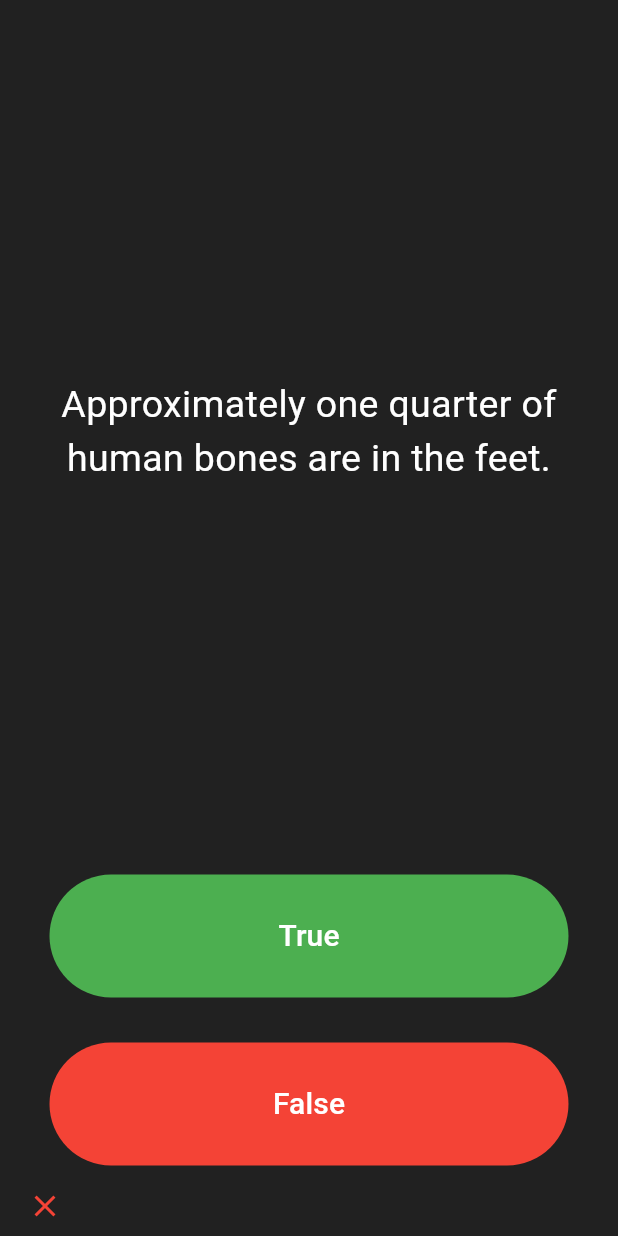
After one commit to Sarathcholakkal/workouts_quiz_app, a Flutter app: the screen it shows after launch, after a tap on "True", on a phone screen of 412 x 824 dp. The commit adds this screen. Run offline on Flutter 3.47's test engine with Material 3 defaults, Android fonts, the phone set to English and light mode, and no system bars.

Commit message:
added question answer model class instead seperated list

```diff
--- a/lib/main.dart
+++ b/lib/main.dart
@@ -1,4 +1,5 @@
 import 'package:flutter/material.dart';
+import 'package:quiz_app/questionbank.dart';
 
 void main() => runApp(Quizzler());
 
@@ -11,122 +12,10 @@ class Quizzler extends StatelessWidget {
         body: SafeArea(
           child: Padding(
             padding: EdgeInsets.symmetric(horizontal: 10.0),
-            child: QuizPage(),
+            child: Questionbank(),
           ),
         ),
       ),
     );
   }
 }
-
-class QuizPage extends StatefulWidget {
-  @override
-  _QuizPageState createState() => _QuizPageState();
-}
-
-class _QuizPageState extends State<QuizPage> {
-  List<Widget> scoreBoard = [];
-
-  List<String> questions = [
-    'You can lead a cow down stairs but not up stairs.',
-    'Approximately one quarter of human bones are in the feet.',
-    'A slug\'s blood is green.',
-  ];
-  List<bool> questionAnswers = [false, true, true];
-  int questionNumber = 0;
-
-  void checkAnswer(bool userPickedAnswer) {
-    bool correctAnswer = questionAnswers[questionNumber];
-    setState(() {
-      if (userPickedAnswer == correctAnswer) {
-        scoreBoard.add(
-          Icon(
-            Icons.check,
-            color: Colors.green,
-          ),
-        );
-      } else {
-        scoreBoard.add(
-          Icon(
-            Icons.close,
-            color: Colors.red,
-          ),
-        );
-      }
-      // Increment question number and wrap around using modulus
-      questionNumber = (questionNumber + 1) % questions.length;
-    });
-  }
-
-  @override
-  Widget build(BuildContext context) {
-    return Padding(
-      padding: const EdgeInsets.all(8.0),
-      child: Column(
-        mainAxisAlignment: MainAxisAlignment.spaceBetween,
-        crossAxisAlignment: CrossAxisAlignment.stretch,
-        children: <Widget>[
-          Expanded(
-            flex: 5,
-            child: Padding(
-              padding: EdgeInsets.all(10.0),
-              child: Center(
-                child: Text(
-                  questions[questionNumber],
-                  textAlign: TextAlign.center,
-                  style: TextStyle(
-                    fontSize: 25.0,
-                    color: Colors.white,
-                  ),
-                ),
-              ),
-            ),
-          ),
-          Expanded(
-            child: Padding(
-              padding: EdgeInsets.all(15.0),
-              child: TextButton(
-                style: TextButton.styleFrom(
-                  backgroundColor: Colors.green,
-                ),
-                child: Text(
-                  'True',
-                  style: TextStyle(
-                    color: Colors.white,
-                    fontSize: 20.0,
-                  ),
-                ),
-                onPressed: () {
-                  checkAnswer(true);
-                },
-              ),
-            ),
-          ),
-          Expanded(
-            child: Padding(
-              padding: EdgeInsets.all(15.0),
-              child: TextButton(
-                style: TextButton.styleFrom(
-                  backgroundColor: Colors.red,
-                ),
-                child: Text(
-                  'False',
-                  style: TextStyle(
-                    fontSize: 20.0,
-                    color: Colors.white,
-                  ),
-                ),
-                onPressed: () {
-                  checkAnswer(false);
-                },
-              ),
-            ),
-          ),
-          Row(
-            children: scoreBoard,
-          ),
-        ],
-      ),
-    );
-  }
-}
--- /dev/null
+++ b/lib/question_class.dart
@@ -0,0 +1,6 @@
+class QuestionClass {
+  final String question;
+  final bool answer;
+
+  QuestionClass({required this.question, required this.answer});
+}
--- /dev/null
+++ b/lib/question_in_list.dart
@@ -0,0 +1,113 @@
+import 'package:flutter/material.dart';
+
+class QuizPage extends StatefulWidget {
+  @override
+  _QuizPageState createState() => _QuizPageState();
+}
+
+class _QuizPageState extends State<QuizPage> {
+  List<Widget> scoreBoard = [];
+
+  List<String> questions = [
+    'You can lead a cow down stairs but not up stairs.',
+    'Approximately one quarter of human bones are in the feet.',
+    'A slug\'s blood is green.',
+  ];
+  List<bool> questionAnswers = [false, true, true];
+  int questionNumber = 0;
+
+  void checkAnswer(bool userPickedAnswer) {
+    bool correctAnswer = questionAnswers[questionNumber];
+    setState(() {
+      if (userPickedAnswer == correctAnswer) {
+        scoreBoard.add(
+          Icon(
+            Icons.check,
+            color: Colors.green,
+          ),
+        );
+      } else {
+        scoreBoard.add(
+          Icon(
+            Icons.close,
+            color: Colors.red,
+          ),
+        );
+      }
+      // Increment question number and wrap around using modulus
+      questionNumber = (questionNumber + 1) % questions.length;
+    });
+  }
+
+  @override
+  Widget build(BuildContext context) {
+    return Padding(
+      padding: const EdgeInsets.all(8.0),
+      child: Column(
+        mainAxisAlignment: MainAxisAlignment.spaceBetween,
+        crossAxisAlignment: CrossAxisAlignment.stretch,
+        children: <Widget>[
+          Expanded(
+            flex: 5,
+            child: Padding(
+              padding: EdgeInsets.all(10.0),
+              child: Center(
+                child: Text(
+                  questions[questionNumber],
+                  textAlign: TextAlign.center,
+                  style: TextStyle(
+                    fontSize: 25.0,
+                    color: Colors.white,
+                  ),
+                ),
+              ),
+            ),
+          ),
+          Expanded(
+            child: Padding(
+              padding: EdgeInsets.all(15.0),
+              child: TextButton(
+                style: TextButton.styleFrom(
+                  backgroundColor: Colors.green,
+                ),
+                child: Text(
+                  'True',
+                  style: TextStyle(
+                    color: Colors.white,
+                    fontSize: 20.0,
+                  ),
+                ),
+                onPressed: () {
+                  checkAnswer(true);
+                },
+              ),
+            ),
+          ),
+          Expanded(
+            child: Padding(
+              padding: EdgeInsets.all(15.0),
+              child: TextButton(
+                style: TextButton.styleFrom(
+                  backgroundColor: Colors.red,
+                ),
+                child: Text(
+                  'False',
+                  style: TextStyle(
+                    fontSize: 20.0,
+                    color: Colors.white,
+                  ),
+                ),
+                onPressed: () {
+                  checkAnswer(false);
+                },
+              ),
+            ),
+          ),
+          Row(
+            children: scoreBoard,
+          ),
+        ],
+      ),
+    );
+  }
+}
--- /dev/null
+++ b/lib/questionbank.dart
@@ -0,0 +1,119 @@
+import 'package:flutter/material.dart';
+import 'package:quiz_app/question_class.dart';
+
+class Questionbank extends StatefulWidget {
+  const Questionbank({super.key});
+
+  @override
+  _QuestionbankState createState() => _QuestionbankState();
+}
+
+class _QuestionbankState extends State<Questionbank> {
+  List<Widget> scoreBoard = [];
+  List<QuestionClass> questionbank = [
+    QuestionClass(
+        question: 'You can lead a cow down stairs but not up stairs.',
+        answer: false),
+    QuestionClass(
+        question: 'Approximately one quarter of human bones are in the feet.',
+        answer: true),
+    QuestionClass(question: 'A slug\'s blood is green.', answer: true)
+  ];
+
+  int questionNumber = 0;
+
+  void checkAnswer(bool userPickedAnswer) {
+    bool correctAnswer = questionbank[questionNumber].answer;
+    setState(() {
+      if (userPickedAnswer == correctAnswer) {
+        scoreBoard.add(
+          Icon(
+            Icons.check,
+            color: Colors.green,
+          ),
+        );
+      } else {
+        scoreBoard.add(
+          Icon(
+            Icons.close,
+            color: Colors.red,
+          ),
+        );
+      }
+      // Increment question number and wrap around using modulus
+      questionNumber = (questionNumber + 1) % questionbank.length;
+    });
+  }
+
+  @override
+  Widget build(BuildContext context) {
+    return Padding(
+      padding: const EdgeInsets.all(8.0),
+      child: Column(
+        mainAxisAlignment: MainAxisAlignment.spaceBetween,
+        crossAxisAlignment: CrossAxisAlignment.stretch,
+        children: <Widget>[
+          Expanded(
+            flex: 5,
+            child: Padding(
+              padding: EdgeInsets.all(10.0),
+              child: Center(
+                child: Text(
+                  questionbank[questionNumber].question,
+                  textAlign: TextAlign.center,
+                  style: TextStyle(
+                    fontSize: 25.0,
+                    color: Colors.white,
+                  ),
+                ),
+              ),
+            ),
+          ),
+          Expanded(
+            child: Padding(
+              padding: EdgeInsets.all(15.0),
+              child: TextButton(
+                style: TextButton.styleFrom(
+                  backgroundColor: Colors.green,
+                ),
+                child: Text(
+                  'True',
+                  style: TextStyle(
+                    color: Colors.white,
+                    fontSize: 20.0,
+                  ),
+                ),
+                onPressed: () {
+                  checkAnswer(true);
+                },
+              ),
+            ),
+          ),
+          Expanded(
+            child: Padding(
+              padding: EdgeInsets.all(15.0),
+              child: TextButton(
+                style: TextButton.styleFrom(
+                  backgroundColor: Colors.red,
+                ),
+                child: Text(
+                  'False',
+                  style: TextStyle(
+                    fontSize: 20.0,
+                    color: Colors.white,
+                  ),
+                ),
+                onPressed: () {
+                  checkAnswer(false);
+                },
+              ),
+            ),
+          ),
+          Row(
+            children: scoreBoard,
+          ),
+        ],
+      ),
+    );
+  }
+}
```
